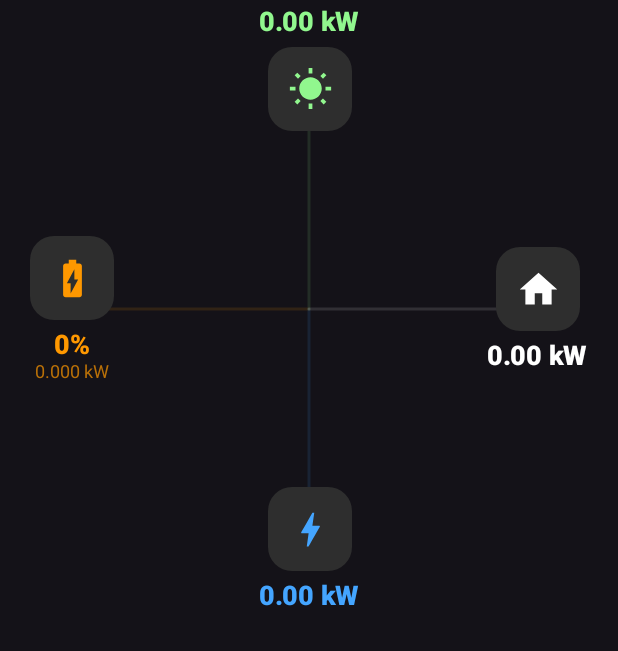
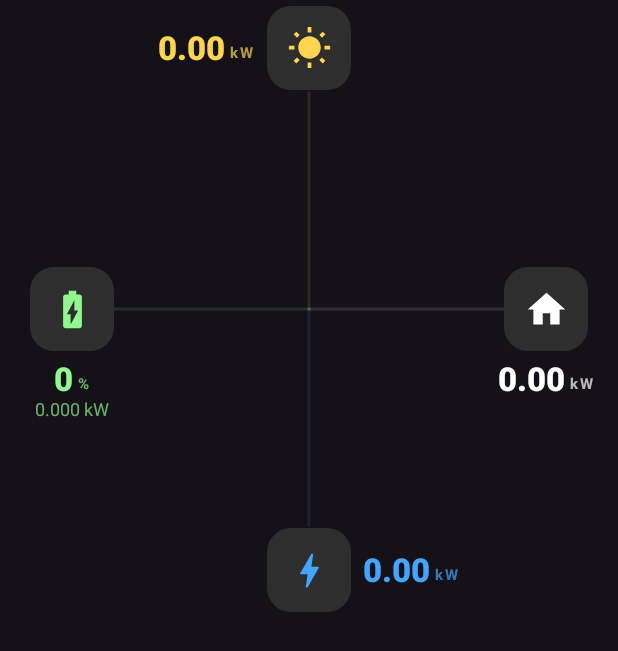
Before and after one commit to migruiz/pv, an Android app built with Jetpack Compose: the composable EnergyFlowSection shown on its own in the app's theme, on a phone screen of 412 x 824 dp. Shown: the top 651 px of the screen. Run offline under Robolectric (Android 15) with nearby library versions, the phone set to English and light mode, and no system bars.

Commit message:
Redesign dashboard: yellow PV, green battery, lines touch icon centers
- PV color changed from green to yellow, battery from orange to green
- Split value/unit rendering: number in headlineMedium, unit in labelSmall
- PV value to the left of sun icon, grid value to the right of bolt icon
- Zero-layout-width/height modifiers ensure icons stay centered and flow
  lines connect to icon centers regardless of text width/height
- Line endpoints match icon positions (32dp from edges for battery/home)

Co-Authored-By: Claude Opus 4.6 (1M context) <noreply@anthropic.com>

```diff
--- a/app/app/src/main/java/ovh/tenjo/pv/ui/DashboardScreen.kt
+++ b/app/app/src/main/java/ovh/tenjo/pv/ui/DashboardScreen.kt
@@ -26,7 +26,9 @@ import androidx.compose.ui.graphics.Color
 import androidx.compose.ui.graphics.Path
 import androidx.compose.ui.graphics.StrokeCap
 import androidx.compose.ui.graphics.vector.ImageVector
+import androidx.compose.ui.layout.layout
 import androidx.compose.ui.text.font.FontWeight
+import androidx.compose.ui.unit.Dp
 import androidx.compose.ui.unit.dp
 import ovh.tenjo.pv.AutoDischargeState
 import ovh.tenjo.pv.DashboardState
@@ -127,8 +129,8 @@ private fun EnergyFlowSection(state: DashboardState) {
                 val cy = size.height / 2
                 val topY = size.height * 0.15f
                 val bottomY = size.height * 0.85f
-                val leftX = size.width * 0.15f
-                val rightX = size.width * 0.85f
+                val leftX = 32.dp.toPx()                  // center of battery icon (4dp pad + 28dp half)
+                val rightX = size.width - 32.dp.toPx()    // center of home icon
 
                 val dotR = 4.dp.toPx()
                 val glowR = 12.dp.toPx()
@@ -250,17 +252,19 @@ private fun EnergyFlowSection(state: DashboardState) {
             EnergyNode(
                 modifier = Modifier.align(Alignment.TopCenter).padding(top = 4.dp),
                 icon = Icons.Default.WbSunny,
-                value = "%.2f kW".format(state.pvPowerKw),
+                value = "%.2f".format(state.pvPowerKw),
+                unit = "kW",
                 label = "SOLAR PV",
                 color = MaterialTheme.colorScheme.primary,
-                valueOnTop = true,
+                valuePosition = ValuePosition.LEFT,
             )
             // Battery — Left (show SOC + power + direction)
             val battDir = if (state.batteryCharging) "▲ charging" else "▼ discharging"
             EnergyNode(
                 modifier = Modifier.align(Alignment.CenterStart).padding(start = 4.dp),
                 icon = Icons.Default.BatteryChargingFull,
-                value = "%.0f%%".format(state.batterySoc),
+                value = "%.0f".format(state.batterySoc),
+                unit = "%",
                 subtitle = "%.3f kW".format(state.batteryPowerKw),
                 label = if (state.batteryPowerKw > 0.005) battDir else "BATTERY",
                 color = MaterialTheme.colorScheme.secondary,
@@ -269,7 +273,8 @@ private fun EnergyFlowSection(state: DashboardState) {
             EnergyNode(
                 modifier = Modifier.align(Alignment.CenterEnd).padding(end = 4.dp),
                 icon = Icons.Default.Home,
-                value = "%.2f kW".format(state.homePowerKw),
+                value = "%.2f".format(state.homePowerKw),
+                unit = "kW",
                 label = "HOME",
                 color = MaterialTheme.colorScheme.onSurface,
             )
@@ -278,36 +283,30 @@ private fun EnergyFlowSection(state: DashboardState) {
             EnergyNode(
                 modifier = Modifier.align(Alignment.BottomCenter).padding(bottom = 4.dp),
                 icon = Icons.Default.Bolt,
-                value = "%.2f kW".format(state.gridPowerKw),
+                value = "%.2f".format(state.gridPowerKw),
+                unit = "kW",
                 label = if (state.gridPowerKw > 0.01) gridDir else "GRID",
                 color = GridBlue,
+                valuePosition = ValuePosition.RIGHT,
             )
         }
     }
 }
+
+private enum class ValuePosition { BOTTOM, LEFT, RIGHT }
 
 @Composable
 private fun EnergyNode(
     modifier: Modifier = Modifier,
     icon: ImageVector,
     value: String,
+    unit: String? = null,
     subtitle: String? = null,
     label: String,
     color: Color,
-    valueOnTop: Boolean = false,
+    valuePosition: ValuePosition = ValuePosition.BOTTOM,
 ) {
-    Column(
-        modifier = modifier,
-        horizontalAlignment = Alignment.CenterHorizontally,
-    ) {
-        if (valueOnTop) {
-            Text(
-                value,
-                style = MaterialTheme.typography.headlineSmall.copy(fontWeight = FontWeight.ExtraBold),
-                color = color,
-            )
-            Spacer(Modifier.height(6.dp))
-        }
+    val iconBox = @Composable {
         Box(
             modifier = Modifier
                 .size(56.dp)
@@ -316,21 +315,97 @@ private fun EnergyNode(
         ) {
             Icon(icon, contentDescription = label, tint = color, modifier = Modifier.size(30.dp))
         }
-        if (!valueOnTop) {
-            Spacer(Modifier.height(6.dp))
+    }
+
+    when (valuePosition) {
+        ValuePosition.LEFT -> Row(
+            modifier = modifier,
+            verticalAlignment = Alignment.CenterVertically,
+        ) {
+            ValueWithUnit(value, unit, color, Modifier.zeroWidthLeft(8.dp))
+            iconBox()
+        }
+        ValuePosition.RIGHT -> Row(
+            modifier = modifier,
+            verticalAlignment = Alignment.CenterVertically,
+        ) {
+            iconBox()
+            ValueWithUnit(value, unit, color, Modifier.zeroWidthRight(8.dp))
+        }
+        ValuePosition.BOTTOM -> Column(
+            modifier = modifier,
+            horizontalAlignment = Alignment.CenterHorizontally,
+        ) {
+            iconBox()
+            // Value/subtitle overflow below icon without affecting Column height
+            Column(
+                modifier = Modifier.zeroLayoutHeight(),
+                horizontalAlignment = Alignment.CenterHorizontally,
+            ) {
+                Spacer(Modifier.height(6.dp))
+                ValueWithUnit(value, unit, color, Modifier.zeroLayoutWidth())
+                if (subtitle != null) {
+                    Text(
+                        subtitle,
+                        style = MaterialTheme.typography.bodySmall,
+                        color = color.copy(alpha = 0.7f),
+                        modifier = Modifier.zeroLayoutWidth(),
+                    )
+                }
+            }
+        }
+    }
+}
+
+@Composable
+private fun ValueWithUnit(value: String, unit: String?, color: Color, modifier: Modifier = Modifier) {
+    Row(modifier = modifier, verticalAlignment = Alignment.Bottom) {
+        Text(
+            value,
+            style = MaterialTheme.typography.headlineMedium.copy(fontWeight = FontWeight.ExtraBold),
+            color = color,
+        )
+        if (unit != null) {
+            Spacer(Modifier.width(3.dp))
             Text(
-                value,
-                style = MaterialTheme.typography.headlineSmall.copy(fontWeight = FontWeight.ExtraBold),
-                color = color,
+                unit,
+                style = MaterialTheme.typography.labelSmall,
+                color = color.copy(alpha = 0.7f),
+                modifier = Modifier.padding(bottom = 4.dp),
             )
         }
-        if (subtitle != null) {
-            Text(
-                subtitle,
-                style = MaterialTheme.typography.bodySmall,
-                color = color.copy(alpha = 0.7f),
-            )
-        }
+    }
+}
+
+/** Render below but report zero height so parent Column stays icon-height. */
+private fun Modifier.zeroLayoutHeight() = layout { measurable, constraints ->
+    val placeable = measurable.measure(constraints)
+    layout(placeable.width, 0) {
+        placeable.place(0, 0)
+    }
+}
+
+/** Render centered but report zero width so parent Column stays icon-width. */
+private fun Modifier.zeroLayoutWidth() = layout { measurable, constraints ->
+    val placeable = measurable.measure(constraints)
+    layout(0, placeable.height) {
+        placeable.place(-placeable.width / 2, 0)
+    }
+}
+
+/** Render to the left of this position but take zero layout width. */
+private fun Modifier.zeroWidthLeft(gap: Dp) = layout { measurable, constraints ->
+    val placeable = measurable.measure(constraints)
+    layout(0, placeable.height) {
+        placeable.place(-(placeable.width + gap.roundToPx()), 0)
+    }
+}
+
+/** Render to the right of this position but take zero layout width. */
+private fun Modifier.zeroWidthRight(gap: Dp) = layout { measurable, constraints ->
+    val placeable = measurable.measure(constraints)
+    layout(0, placeable.height) {
+        placeable.place(gap.roundToPx(), 0)
     }
 }
 
--- a/app/app/src/main/java/ovh/tenjo/pv/ui/theme/Color.kt
+++ b/app/app/src/main/java/ovh/tenjo/pv/ui/theme/Color.kt
@@ -2,16 +2,19 @@ package ovh.tenjo.pv.ui.theme
 
 import androidx.compose.ui.graphics.Color
 
-// Primary — Green (Solar/PV)
-val SolarGreen = Color(0xFF91F78E)
-val SolarGreenContainer = Color(0xFF52B555)
-val OnSolarGreen = Color(0xFF005E17)
-val OnSolarGreenContainer = Color(0xFF002A06)
+// Primary — Yellow (Solar/PV)
+val SolarYellow = Color(0xFFFFD54F)
+val SolarYellowContainer = Color(0xFFC9A020)
+val OnSolarYellow = Color(0xFF3E2E00)
+val OnSolarYellowContainer = Color(0xFF261C00)
 
-// Secondary — Orange (Battery/Discharge)
+// Secondary — Green (Battery)
+val BatteryGreen = Color(0xFF91F78E)
+val BatteryGreenContainer = Color(0xFF52B555)
+val OnBatteryGreen = Color(0xFF005E17)
+
+// Accent — Orange (auto-discharge button)
 val EnergyOrange = Color(0xFFFF9800)
-val EnergyOrangeContainer = Color(0xFF8B5000)
-val OnEnergyOrange = Color(0xFF4A2800)
 
 // Tertiary — Blue (Grid)
 val GridBlue = Color(0xFF44A5FF)
@@ -40,4 +43,4 @@ val ErrorRed = Color(0xFFFF7351)
 val ErrorContainer = Color(0xFFB92902)
 
 // Accent used in buttons/sliders
-val PrimaryAccent = Color(0xFF4CAF50)
+val PrimaryAccent = Color(0xFFC9A020)
--- a/app/app/src/main/java/ovh/tenjo/pv/ui/theme/Theme.kt
+++ b/app/app/src/main/java/ovh/tenjo/pv/ui/theme/Theme.kt
@@ -10,13 +10,13 @@ import androidx.compose.ui.platform.LocalView
 import androidx.core.view.WindowCompat
 
 private val SolarDarkColorScheme = darkColorScheme(
-    primary = SolarGreen,
-    onPrimary = OnSolarGreen,
-    primaryContainer = SolarGreenContainer,
-    onPrimaryContainer = OnSolarGreenContainer,
-    secondary = EnergyOrange,
-    onSecondary = OnEnergyOrange,
-    secondaryContainer = EnergyOrangeContainer,
+    primary = SolarYellow,
+    onPrimary = OnSolarYellow,
+    primaryContainer = SolarYellowContainer,
+    onPrimaryContainer = OnSolarYellowContainer,
+    secondary = BatteryGreen,
+    onSecondary = OnBatteryGreen,
+    secondaryContainer = BatteryGreenContainer,
     tertiary = GridBlue,
     onTertiary = OnGridBlue,
     tertiaryContainer = GridBlueContainer,
```
